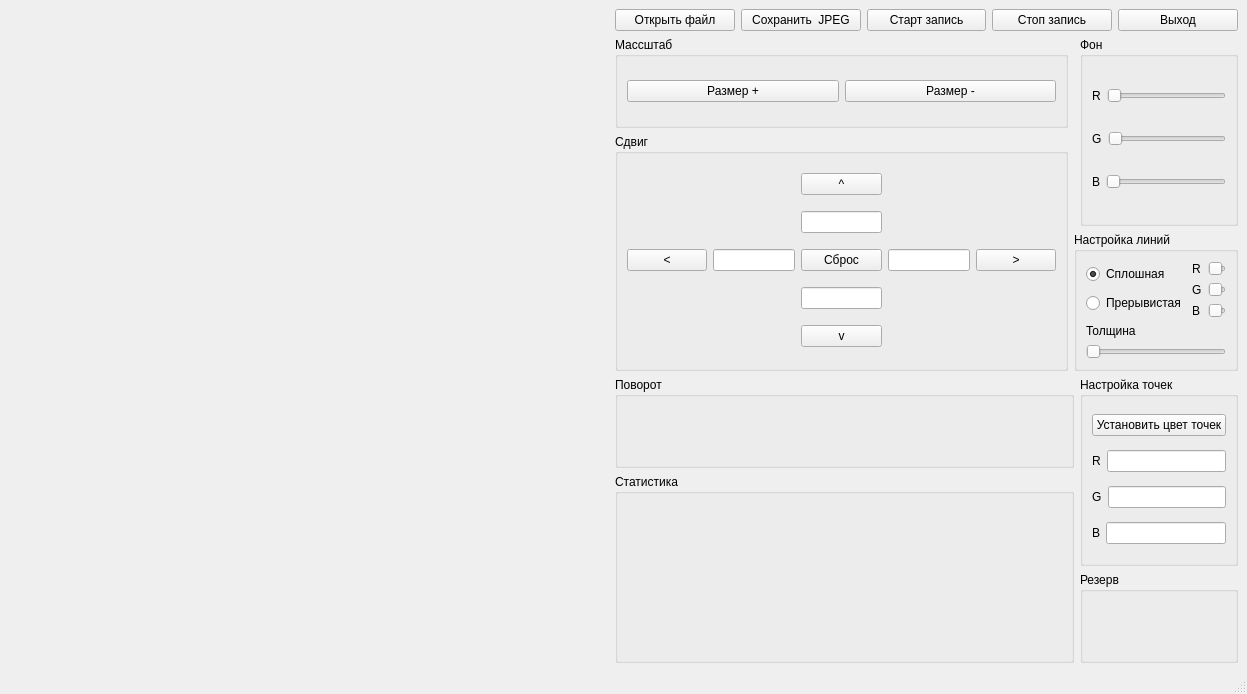
Before: the Qt Designer form viewer.ui in dandyelf/3dviewer1.0, drawn with Qt 5.
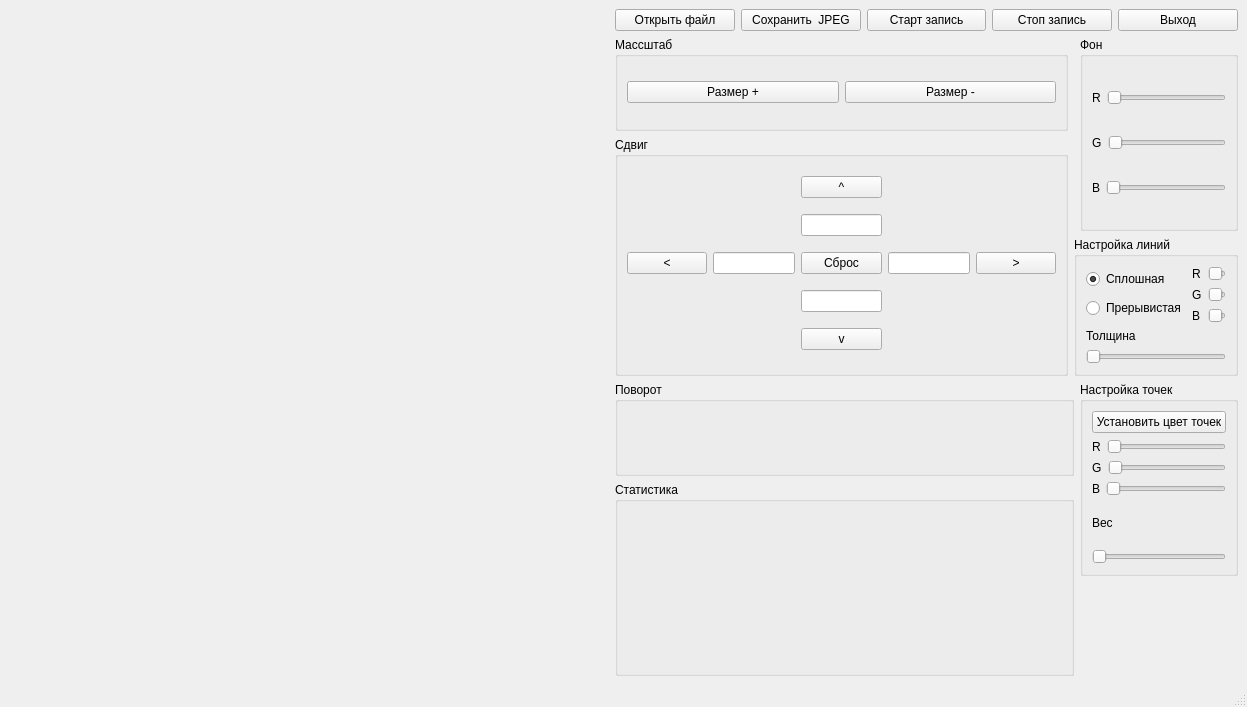
After: the same form once the commit is applied. Custom widgets are drawn as their Qt base class.

What changed in the file:
```diff
--- a/viewer.ui
+++ b/viewer.ui
@@ -7,7 +7,7 @@
     <x>0</x>
     <y>0</y>
     <width>1247</width>
-    <height>694</height>
+    <height>707</height>
    </rect>
   </property>
   <property name="windowTitle">
@@ -375,20 +375,6 @@
        <string>Настройка точек</string>
       </property>
       <layout class="QGridLayout" name="gridLayout_6">
-       <item row="2" column="0">
-        <layout class="QHBoxLayout" name="horizontalLayout_9">
-         <item>
-          <widget class="QLabel" name="label_16">
-           <property name="text">
-            <string>G</string>
-           </property>
-          </widget>
-         </item>
-         <item>
-          <widget class="QLineEdit" name="lineEdit_8"/>
-         </item>
-        </layout>
-       </item>
        <item row="3" column="0">
         <layout class="QHBoxLayout" name="horizontalLayout_10">
          <item>
@@ -399,10 +385,46 @@
           </widget>
          </item>
          <item>
-          <widget class="QLineEdit" name="lineEdit_9"/>
+          <widget class="QSlider" name="horizontalSlider_11">
+           <property name="orientation">
+            <enum>Qt::Horizontal</enum>
+           </property>
+          </widget>
          </item>
         </layout>
        </item>
+       <item row="5" column="0">
+        <widget class="QSlider" name="horizontalSlider_8">
+         <property name="orientation">
+          <enum>Qt::Horizontal</enum>
+         </property>
+        </widget>
+       </item>
+       <item row="2" column="0">
+        <layout class="QHBoxLayout" name="horizontalLayout_9">
+         <item>
+          <widget class="QLabel" name="label_16">
+           <property name="text">
+            <string>G</string>
+           </property>
+          </widget>
+         </item>
+         <item>
+          <widget class="QSlider" name="horizontalSlider_10">
+           <property name="orientation">
+            <enum>Qt::Horizontal</enum>
+           </property>
+          </widget>
+         </item>
+        </layout>
+       </item>
+       <item row="4" column="0">
+        <widget class="QLabel" name="label">
+         <property name="text">
+          <string>Вес</string>
+         </property>
+        </widget>
+       </item>
        <item row="1" column="0">
         <layout class="QHBoxLayout" name="horizontalLayout_8">
          <item>
@@ -413,7 +435,14 @@
           </widget>
          </item>
          <item>
-          <widget class="QLineEdit" name="lineEdit_7"/>
+          <widget class="QSlider" name="horizontalSlider_9">
+           <property name="maximum">
+            <number>100</number>
+           </property>
+           <property name="orientation">
+            <enum>Qt::Horizontal</enum>
+           </property>
+          </widget>
          </item>
         </layout>
        </item>
@@ -427,14 +456,6 @@
       </layout>
      </widget>
     </item>
-    <item row="6" column="3">
-     <widget class="QGroupBox" name="groupBox_7">
-      <property name="title">
-       <string>Резерв</string>
-      </property>
-      <layout class="QHBoxLayout" name="horizontalLayout_12"/>
-     </widget>
-    </item>
     <item row="4" column="1" colspan="2">
      <widget class="QGroupBox" name="groupBox_8">
       <property name="title">
```
